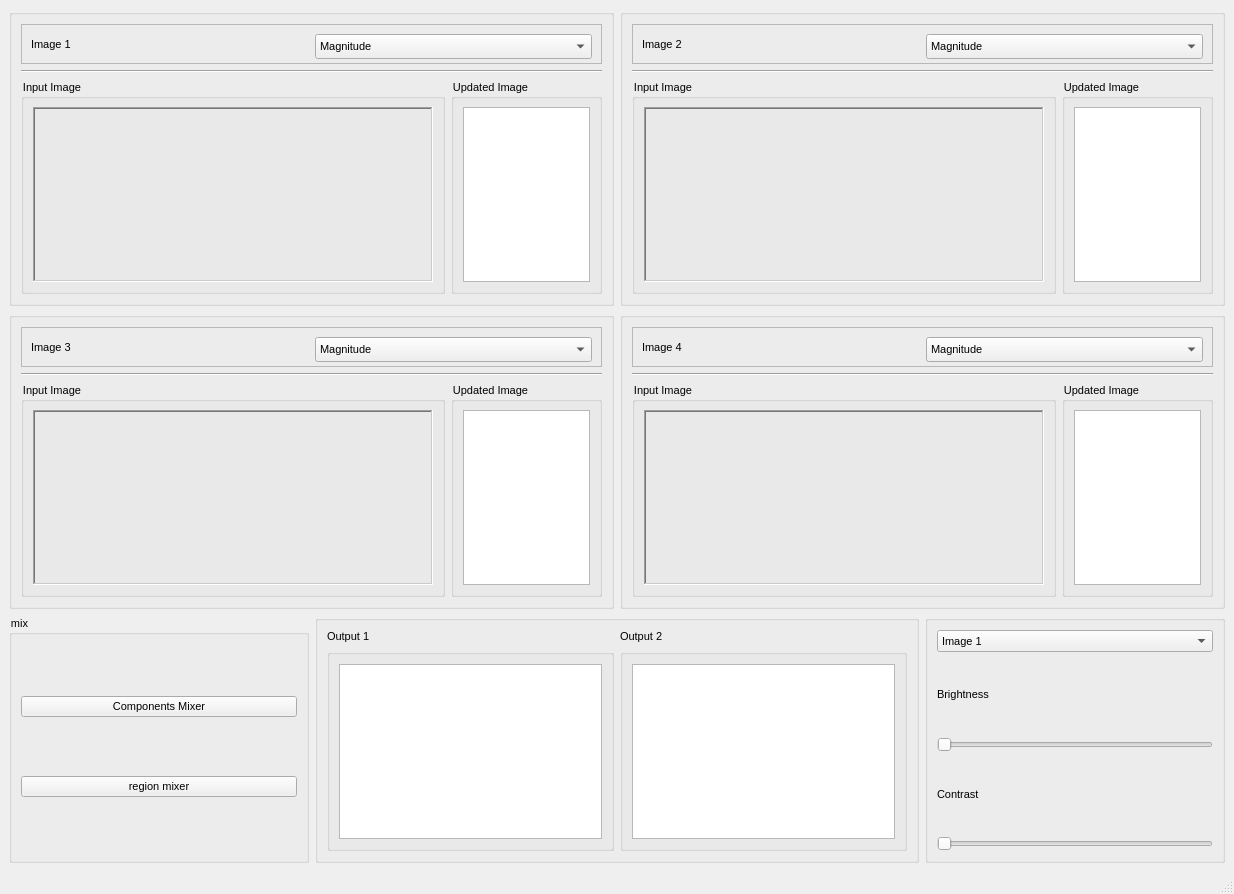
Before: the Qt Designer form task4.ui in malaknasser812/Image-Mixer, drawn with Qt 5.
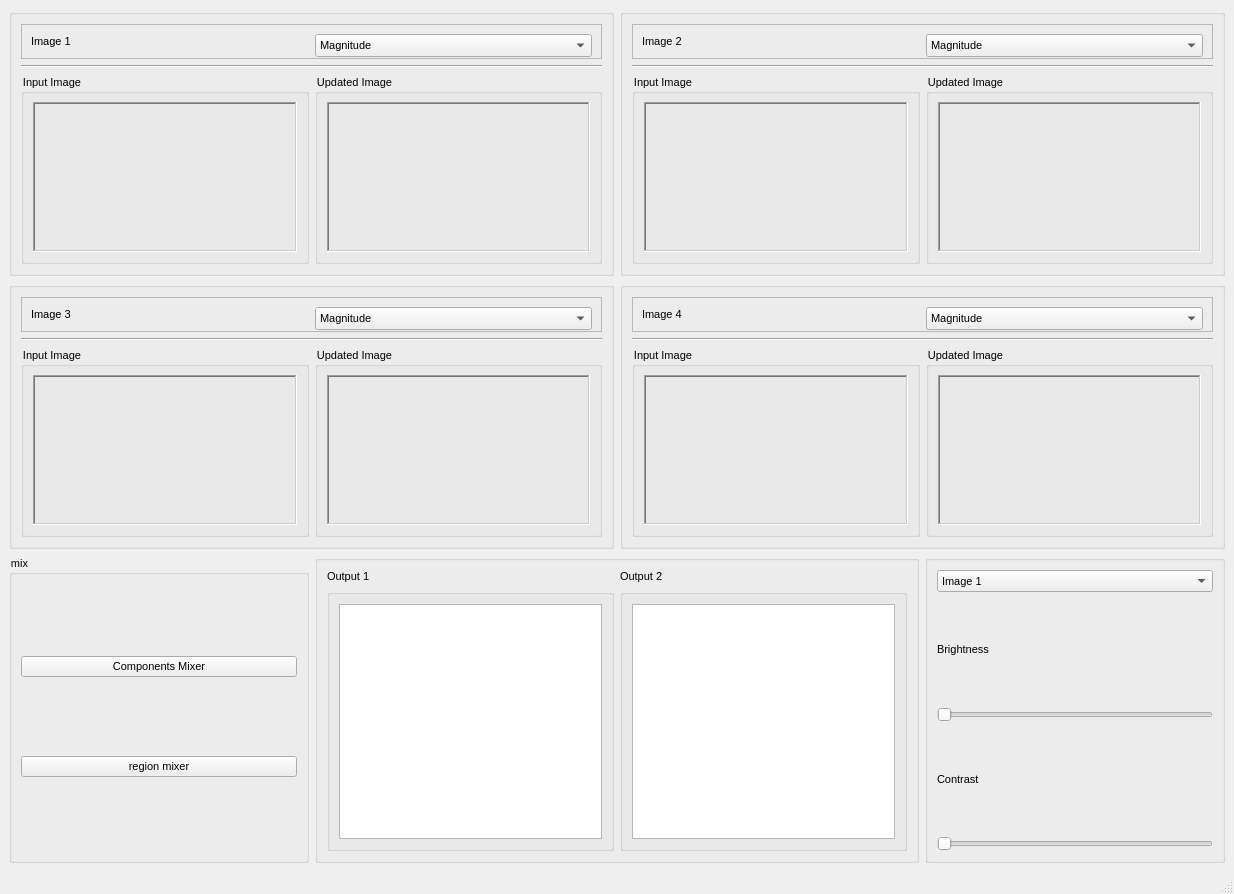
After: the same form once the commit is applied.

```diff
--- a/task4.ui
+++ b/task4.ui
@@ -103,13 +103,13 @@
              <property name="minimumSize">
               <size>
                <width>0</width>
-               <height>40</height>
+               <height>35</height>
               </size>
              </property>
              <property name="maximumSize">
               <size>
                <width>16777215</width>
-               <height>40</height>
+               <height>35</height>
               </size>
              </property>
              <property name="frameShape">
@@ -131,13 +131,13 @@
                 <property name="minimumSize">
                  <size>
                   <width>0</width>
-                  <height>25</height>
+                  <height>23</height>
                  </size>
                 </property>
                 <property name="maximumSize">
                  <size>
                   <width>16777215</width>
-                  <height>25</height>
+                  <height>23</height>
                  </size>
                 </property>
                 <item>
@@ -184,14 +184,8 @@
                  <widget class="QLabel" name="image1">
                   <property name="minimumSize">
                    <size>
-                    <width>400</width>
-                    <height>0</height>
-                   </size>
-                  </property>
-                  <property name="maximumSize">
-                   <size>
-                    <width>450</width>
-                    <height>16777215</height>
+                    <width>0</width>
+                    <height>150</height>
                    </size>
                   </property>
                   <property name="frameShape">
@@ -218,7 +212,20 @@
                </property>
                <layout class="QGridLayout" name="gridLayout_3">
                 <item row="0" column="0">
-                 <widget class="QGraphicsView" name="ft_comp_1"/>
+                 <widget class="QLabel" name="ft_comp_1">
+                  <property name="frameShape">
+                   <enum>QFrame::WinPanel</enum>
+                  </property>
+                  <property name="frameShadow">
+                   <enum>QFrame::Sunken</enum>
+                  </property>
+                  <property name="text">
+                   <string/>
+                  </property>
+                  <property name="scaledContents">
+                   <bool>true</bool>
+                  </property>
+                 </widget>
                 </item>
                </layout>
               </widget>
@@ -243,13 +250,13 @@
              <property name="minimumSize">
               <size>
                <width>0</width>
-               <height>40</height>
+               <height>35</height>
               </size>
              </property>
              <property name="maximumSize">
               <size>
                <width>16777215</width>
-               <height>40</height>
+               <height>35</height>
               </size>
              </property>
              <property name="frameShape">
@@ -271,13 +278,13 @@
                 <property name="minimumSize">
                  <size>
                   <width>0</width>
-                  <height>25</height>
+                  <height>23</height>
                  </size>
                 </property>
                 <property name="maximumSize">
                  <size>
                   <width>16777215</width>
-                  <height>25</height>
+                  <height>23</height>
                  </size>
                 </property>
                 <item>
@@ -322,12 +329,6 @@
                <layout class="QGridLayout" name="gridLayout_37">
                 <item row="0" column="0">
                  <widget class="QLabel" name="image2">
-                  <property name="minimumSize">
-                   <size>
-                    <width>400</width>
-                    <height>0</height>
-                   </size>
-                  </property>
                   <property name="frameShape">
                    <enum>QFrame::WinPanel</enum>
                   </property>
@@ -352,7 +353,20 @@
                </property>
                <layout class="QGridLayout" name="gridLayout_38">
                 <item row="0" column="0">
-                 <widget class="QGraphicsView" name="ft_comp_2"/>
+                 <widget class="QLabel" name="ft_comp_2">
+                  <property name="frameShape">
+                   <enum>QFrame::WinPanel</enum>
+                  </property>
+                  <property name="frameShadow">
+                   <enum>QFrame::Sunken</enum>
+                  </property>
+                  <property name="text">
+                   <string/>
+                  </property>
+                  <property name="scaledContents">
+                   <bool>true</bool>
+                  </property>
+                 </widget>
                 </item>
                </layout>
               </widget>
@@ -377,13 +391,13 @@
              <property name="minimumSize">
               <size>
                <width>0</width>
-               <height>40</height>
+               <height>35</height>
               </size>
              </property>
              <property name="maximumSize">
               <size>
                <width>16777215</width>
-               <height>40</height>
+               <height>35</height>
               </size>
              </property>
              <property name="frameShape">
@@ -405,13 +419,13 @@
                 <property name="minimumSize">
                  <size>
                   <width>0</width>
-                  <height>25</height>
+                  <height>23</height>
                  </size>
                 </property>
                 <property name="maximumSize">
                  <size>
                   <width>16777215</width>
-                  <height>25</height>
+                  <height>23</height>
                  </size>
                 </property>
                 <item>
@@ -458,8 +472,8 @@
                  <widget class="QLabel" name="image3">
                   <property name="minimumSize">
                    <size>
-                    <width>400</width>
-                    <height>0</height>
+                    <width>0</width>
+                    <height>150</height>
                    </size>
                   </property>
                   <property name="frameShape">
@@ -486,7 +500,20 @@
                </property>
                <layout class="QGridLayout" name="gridLayout_26">
                 <item row="0" column="0">
-                 <widget class="QGraphicsView" name="ft_comp_3"/>
+                 <widget class="QLabel" name="ft_comp_3">
+                  <property name="frameShape">
+                   <enum>QFrame::WinPanel</enum>
+                  </property>
+                  <property name="frameShadow">
+                   <enum>QFrame::Sunken</enum>
+                  </property>
+                  <property name="text">
+                   <string/>
+                  </property>
+                  <property name="scaledContents">
+                   <bool>true</bool>
+                  </property>
+                 </widget>
                 </item>
                </layout>
               </widget>
@@ -511,13 +538,13 @@
              <property name="minimumSize">
               <size>
                <width>0</width>
-               <height>40</height>
+               <height>35</height>
               </size>
              </property>
              <property name="maximumSize">
               <size>
                <width>16777215</width>
-               <height>40</height>
+               <height>35</height>
               </size>
              </property>
              <property name="frameShape">
@@ -532,13 +559,13 @@
                 <property name="minimumSize">
                  <size>
                   <width>0</width>
-                  <height>25</height>
+                  <height>23</height>
                  </size>
                 </property>
                 <property name="maximumSize">
                  <size>
                   <width>16777215</width>
-                  <height>25</height>
+                  <height>23</height>
                  </size>
                 </property>
                 <item>
@@ -590,12 +617,6 @@
                <layout class="QGridLayout" name="gridLayout_33">
                 <item row="0" column="0">
                  <widget class="QLabel" name="image4">
-                  <property name="minimumSize">
-                   <size>
-                    <width>400</width>
-                    <height>0</height>
-                   </size>
-                  </property>
                   <property name="frameShape">
                    <enum>QFrame::WinPanel</enum>
                   </property>
@@ -620,7 +641,20 @@
                </property>
                <layout class="QGridLayout" name="gridLayout_34">
                 <item row="0" column="0">
-                 <widget class="QGraphicsView" name="ft_comp_4"/>
+                 <widget class="QLabel" name="ft_comp_4">
+                  <property name="frameShape">
+                   <enum>QFrame::WinPanel</enum>
+                  </property>
+                  <property name="frameShadow">
+                   <enum>QFrame::Sunken</enum>
+                  </property>
+                  <property name="text">
+                   <string/>
+                  </property>
+                  <property name="scaledContents">
+                   <bool>true</bool>
+                  </property>
+                 </widget>
                 </item>
                </layout>
               </widget>
```
